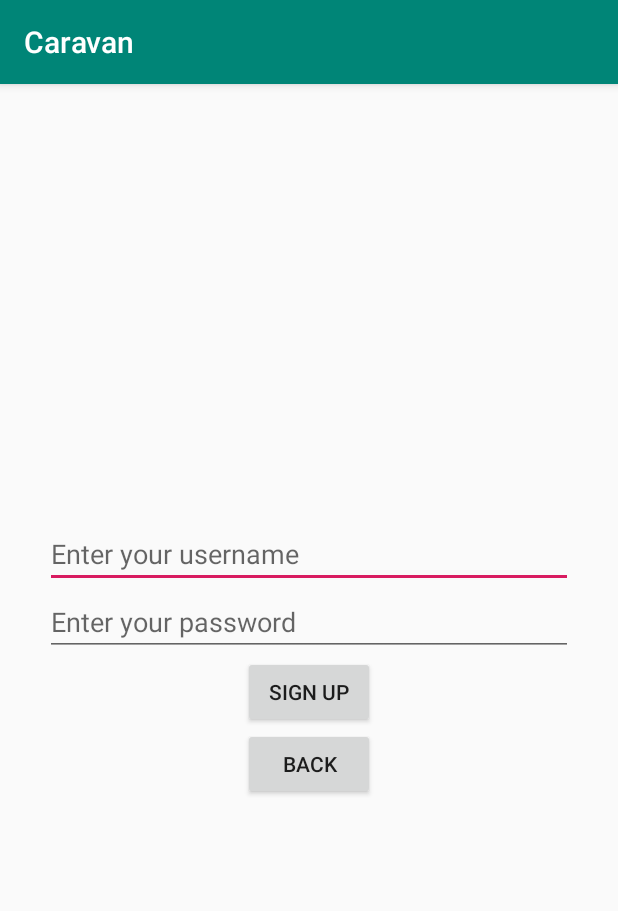
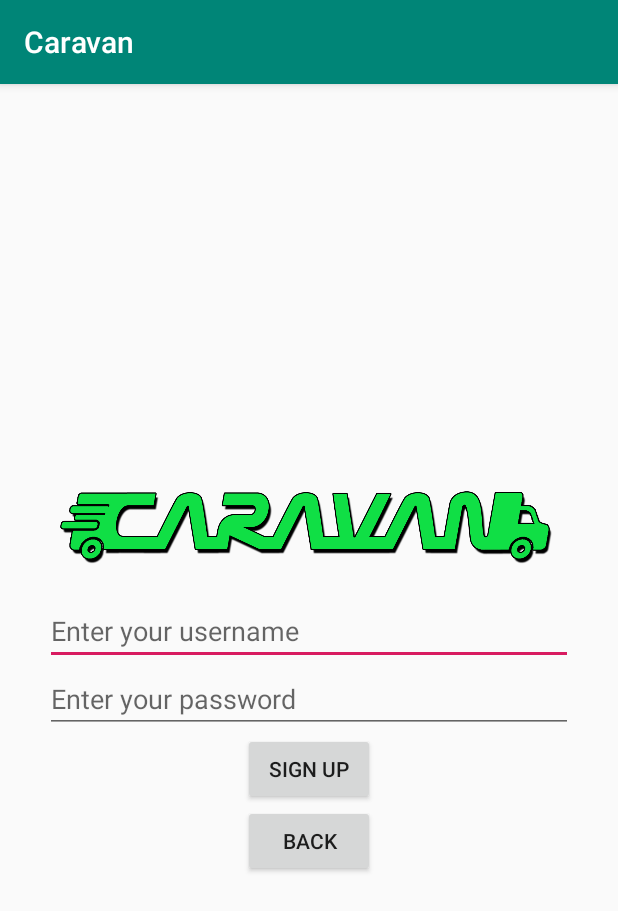
Before and after one commit to Jagod101/CARAVAN, an Android app: the Sign_up_page screen opened directly, with no data from a screen before it, on a phone screen of 412 x 824 dp. Shown: the top 911 px of the screen. Run offline under Robolectric (Android 15) with nearby library versions, the phone set to English and light mode, and no system bars.

Commit message:
Added Logo

```diff
--- a/app/src/main/java/com/example/caravan/MainActivity.kt
+++ b/app/src/main/java/com/example/caravan/MainActivity.kt
@@ -22,5 +22,8 @@ class MainActivity : AppCompatActivity() {
             val intent = Intent(this, Choice_Screen::class.java)
             startActivity(intent)
         }
+        //spotifybtn.setOnClickListener{
+        //    startActivity(Intent(Intent.ACTION_VIEW, Uri.parse("")))
+       //}
     }
 }
--- a/app/src/main/res/layout/sign_up_screen.xml
+++ b/app/src/main/res/layout/sign_up_screen.xml
@@ -10,13 +10,23 @@
     android:padding="30dp"
     >
 
+    <ImageView
+        android:layout_width="wrap_content"
+        android:layout_height="103dp"
+        android:scaleType="fitCenter"
+        android:src="@drawable/caravan_logo"
+        app:layout_constraintBottom_toBottomOf="parent"
+        app:layout_constraintLeft_toLeftOf="parent"
+        app:layout_constraintRight_toRightOf="parent"
+        app:layout_constraintTop_toTopOf="parent"
+        app:layout_constraintVertical_bias="0.07" />
+
     <EditText
         android:id="@+id/usernamesignupfield"
         android:layout_width="match_parent"
         android:layout_height="wrap_content"
         android:hint="Enter your username"
         android:inputType="text"
-
         />
 
     <EditText
```
Also changed, not shown: app/src/main/res/layout/loginin_screen.xml (+6 -3 lines), app/src/main/res/drawable/caravan_logo.png (added), 1 other file.
